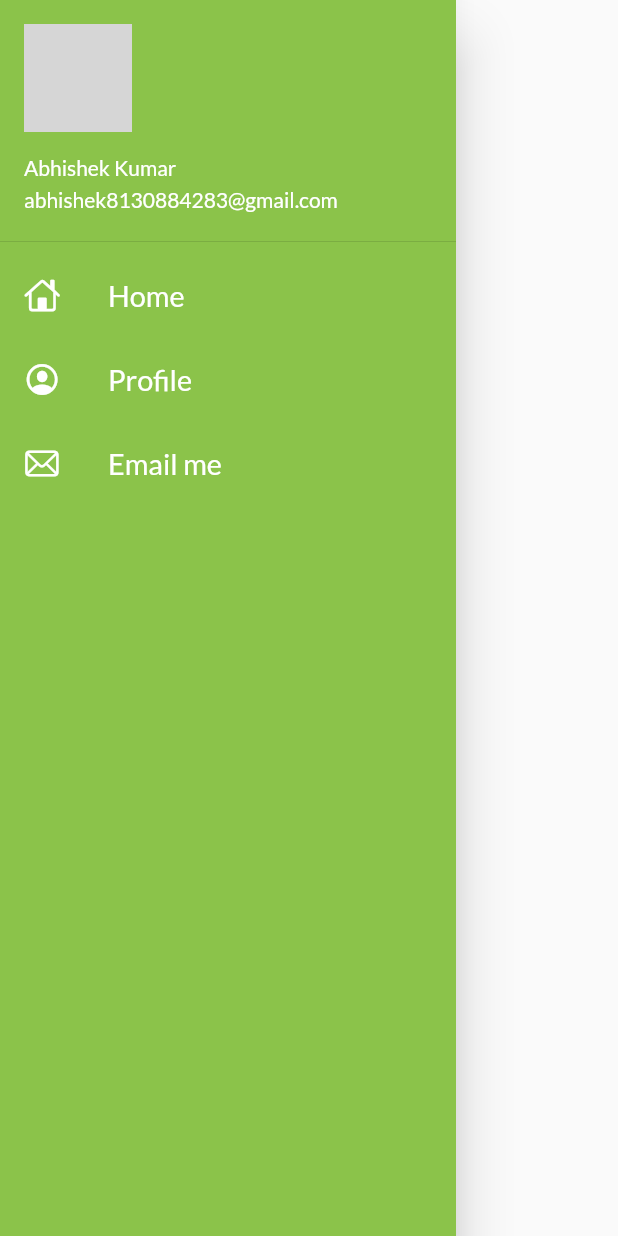
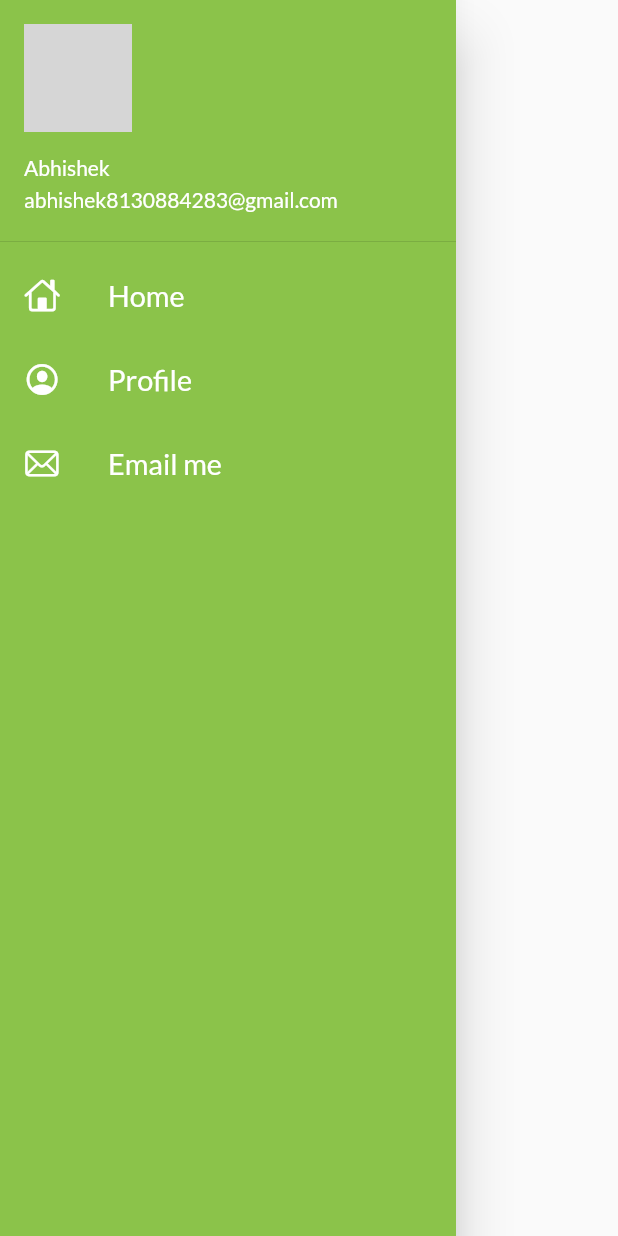
Before and after one commit to 18bcs061/Flutter, a Flutter app: the MyDrawer widget shown alone on an empty page, opened directly, on a phone screen of 412 x 824 dp. Run offline on Flutter 3.47's test engine with Material 2 defaults, Android fonts, the phone set to English and light mode, and no system bars; our stand-ins replace google_fonts; network calls fail; grey boxes are pictures that could not be loaded.

Commit message:
add name

```diff
--- a/lib/widgets/myDrawer.dart
+++ b/lib/widgets/myDrawer.dart
@@ -19,7 +19,7 @@ class MyDrawer extends StatelessWidget {
               child: UserAccountsDrawerHeader(
                 margin: EdgeInsets.zero,
                 accountName: Text(
-                  "Abhishek Kumar",
+                  "Abhishek",
                   style: TextStyle(color: Colors.white),
                 ),
                 accountEmail: Text(
```
